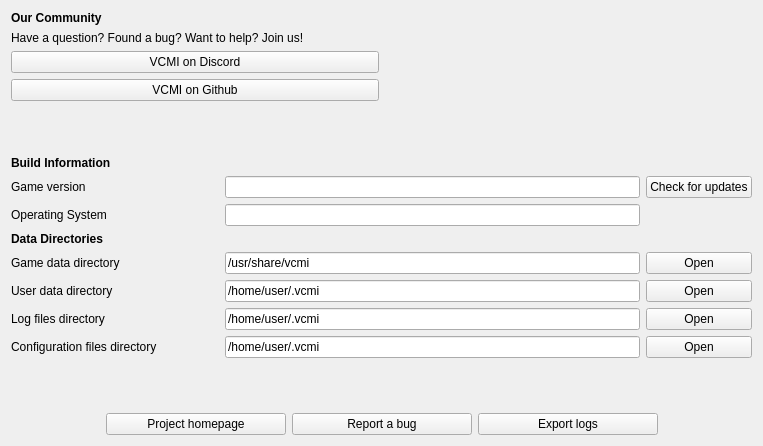
This is launcher/aboutProject/aboutproject_moc.ui in GeorgeK1ng/vcmi as Qt 5 draws it before an edit. The edited form follows.
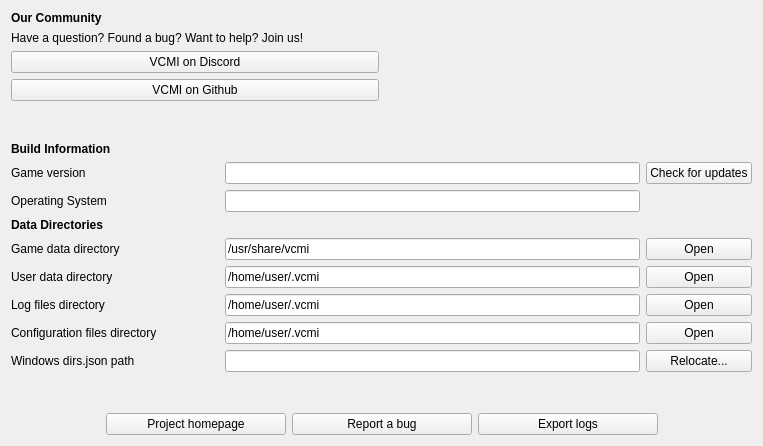
This is the edited form.

Commit message: Add Windows launcher UI to relocate VCMI data directories

Patch:
```diff
--- a/launcher/aboutProject/aboutproject_moc.ui
+++ b/launcher/aboutProject/aboutproject_moc.ui
@@ -248,6 +248,33 @@
        </property>
       </widget>
      </item>
+     <item row="8" column="0">
+      <widget class="QLabel" name="labelDirsConfigPath">
+       <property name="text">
+        <string>Windows dirs.json path</string>
+       </property>
+      </widget>
+     </item>
+     <item row="8" column="1">
+      <widget class="QLineEdit" name="lineEditDirsConfigPath">
+       <property name="enabled">
+        <bool>true</bool>
+       </property>
+       <property name="text">
+        <string notr="true"/>
+       </property>
+       <property name="readOnly">
+        <bool>true</bool>
+       </property>
+      </widget>
+     </item>
+     <item row="8" column="2">
+      <widget class="QPushButton" name="pushButtonRelocateDataDirs">
+       <property name="text">
+        <string>Relocate...</string>
+       </property>
+      </widget>
+     </item>
     </layout>
    </item>
    <item>
```
The commit also changes 4 other files.
